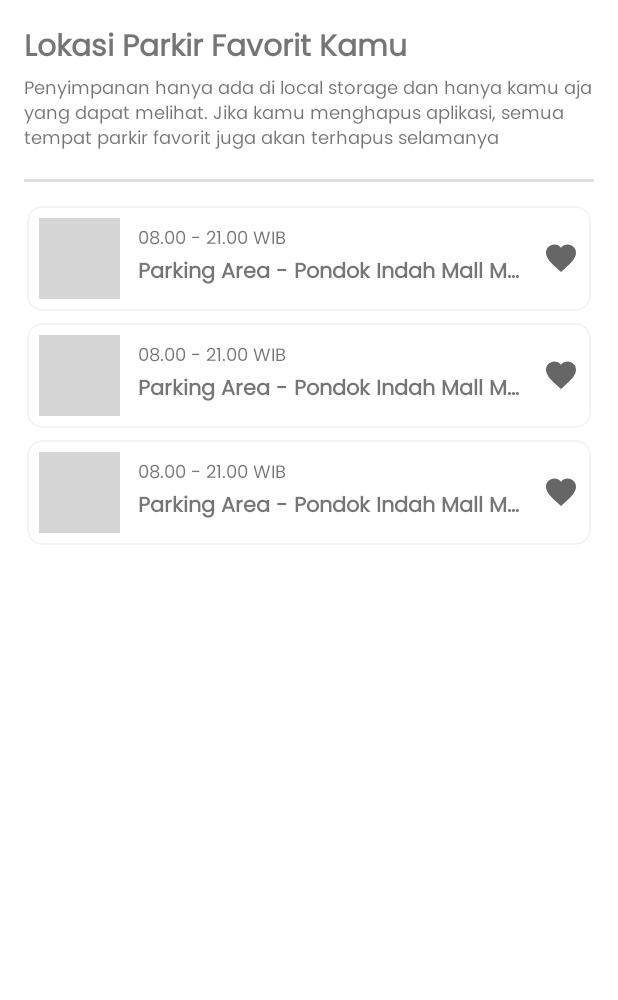
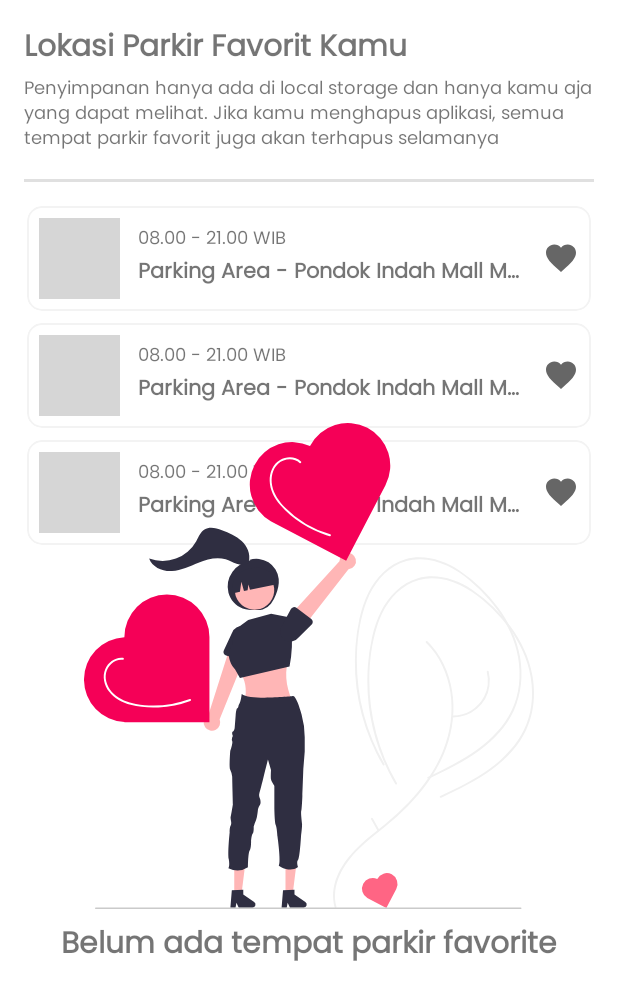
Before and after one commit to Carkir/carkir-mobile, an Android app: the layout fragment_favorite.xml on its own in the app's theme, with its tools: preview values and no code run, on a phone screen of 412 x 824 dp. Shown: the top 1000 px of the screen. Run offline under Robolectric (Android 15) with nearby library versions, the phone set to English and light mode, and no system bars; grey boxes are pictures that could not be loaded.

```diff
--- a/app/src/main/res/layout/favorite_layout.xml
+++ b/app/src/main/res/layout/fragment_favorite.xml
@@ -4,7 +4,8 @@
     xmlns:tools="http://schemas.android.com/tools"
     android:layout_width="match_parent"
     android:layout_height="match_parent"
-    android:layout_margin="16dp">
+    android:layout_margin="16dp"
+    tools:context=".ui.favorite.FavoriteFragment">
 
     <!-- TITLE -->
     <TextView
@@ -48,4 +49,34 @@
         app:layoutManager="androidx.recyclerview.widget.LinearLayoutManager"
         app:layout_constraintTop_toBottomOf="@id/divider"
         tools:listitem="@layout/card_item_favorite" />
+
+    <!-- EMPTY FAVORITE LOCATION -->
+    <LinearLayout
+        android:id="@+id/empty_favorite"
+        android:layout_width="0dp"
+        android:layout_height="0dp"
+        android:gravity="center"
+        android:orientation="vertical"
+        android:visibility="gone"
+        app:layout_constraintBottom_toBottomOf="parent"
+        app:layout_constraintEnd_toEndOf="parent"
+        app:layout_constraintStart_toStartOf="parent"
+        app:layout_constraintTop_toBottomOf="@id/divider"
+        tools:visibility="visible">
+
+        <ImageView
+            android:layout_width="match_parent"
+            android:layout_height="wrap_content"
+            android:contentDescription="@string/carkir_contentDescription_imageView_empty"
+            app:srcCompat="@drawable/ic_empty_favorite" />
+
+        <TextView
+            android:layout_width="match_parent"
+            android:layout_height="wrap_content"
+            android:layout_marginTop="8dp"
+            android:text="@string/carkir_favorite_info_empty"
+            android:textAlignment="center"
+            android:textSize="20sp"
+            android:textStyle="bold" />
+    </LinearLayout>
 </androidx.constraintlayout.widget.ConstraintLayout>
```
Also changed, not shown: app/src/main/java/com/bangkit/capstone/carkirapp/ui/favorite/FavoriteFragment.kt (added, +67 -0 lines), app/src/main/java/com/bangkit/capstone/carkirapp/ui/favorite/FavoriteViewModel.kt (added, +19 -0 lines).
